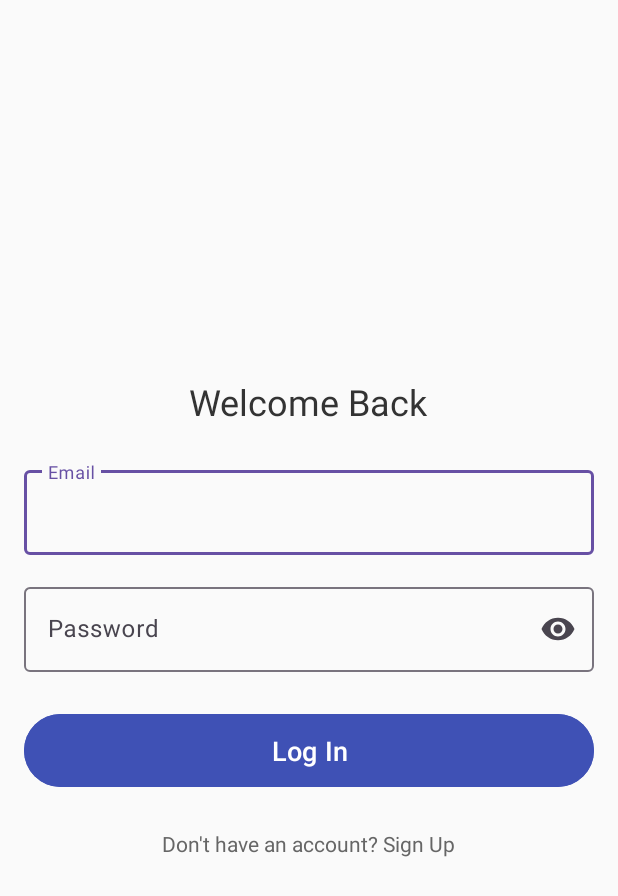
After one commit to ffinguMac/CalorieCheckApp, an Android app: the layout login.xml on its own in the app's theme, with its tools: preview values and no code run, on a phone screen of 412 x 824 dp. The commit adds this screen. Shown: the top 896 px of the screen. Run offline under Robolectric (Android 15) with nearby library versions, the phone set to English and light mode, and no system bars.

Commit message:
add login file

```diff
--- a/app/src/main/java/com/example/caloriecheckapp/MainActivity.java
+++ b/app/src/main/java/com/example/caloriecheckapp/MainActivity.java
@@ -19,7 +19,7 @@ public class MainActivity extends AppCompatActivity {
             @Override
             public void onClick(View view) {
                 // 다음 화면으로 이동하는 인텐트 작성
-                Intent intent = new Intent(MainActivity.this, NextActivity.class); // NextActivity는 다음 화면의 액티비티
+                Intent intent = new Intent(MainActivity.this, LoginActivity.class); // NextActivity는 다음 화면의 액티비티
                 startActivity(intent);
             }
         });
--- /dev/null
+++ b/app/src/main/res/layout/login.xml
@@ -0,0 +1,77 @@
+<?xml version="1.0" encoding="utf-8"?>
+<LinearLayout xmlns:android="http://schemas.android.com/apk/res/android"
+    xmlns:app="http://schemas.android.com/apk/res-auto"
+    android:layout_width="match_parent"
+    android:layout_height="match_parent"
+    android:orientation="vertical"
+    android:padding="16dp"
+    android:gravity="center"
+    android:background="#FAFAFA">
+
+    <!-- 로그인 안내 텍스트 -->
+    <TextView
+        android:layout_width="wrap_content"
+        android:layout_height="wrap_content"
+        android:text="Welcome Back"
+        android:textSize="24sp"
+        android:textColor="#333333"
+        android:layout_marginBottom="24dp"
+        android:gravity="center" />
+
+    <!-- 이메일 입력 필드 -->
+    <com.google.android.material.textfield.TextInputLayout
+        android:layout_width="match_parent"
+        android:layout_height="wrap_content"
+        android:layout_marginBottom="16dp"
+        android:hint="Email"
+        app:endIconMode="clear_text">
+
+        <com.google.android.material.textfield.TextInputEditText
+            android:id="@+id/emailEditText"
+            android:layout_width="match_parent"
+            android:layout_height="wrap_content"
+            android:inputType="textEmailAddress"
+            android:textColor="#333333"
+            android:textSize="16sp" />
+    </com.google.android.material.textfield.TextInputLayout>
+
+    <!-- 패스워드 입력 필드 -->
+    <com.google.android.material.textfield.TextInputLayout
+        android:layout_width="match_parent"
+        android:layout_height="wrap_content"
+        android:layout_marginBottom="24dp"
+        android:hint="Password"
+        app:endIconMode="password_toggle">
+
+        <com.google.android.material.textfield.TextInputEditText
+            android:id="@+id/passwordEditText"
+            android:layout_width="match_parent"
+            android:layout_height="wrap_content"
+            android:inputType="textPassword"
+            android:textColor="#333333"
+            android:textSize="16sp" />
+    </com.google.android.material.textfield.TextInputLayout>
+
+    <!-- 로그인 버튼 -->
+    <Button
+        android:id="@+id/loginButton"
+        android:layout_width="match_parent"
+        android:layout_height="wrap_content"
+        android:text="Log In"
+        android:textSize="18sp"
+        android:backgroundTint="#3F51B5"
+        android:textColor="#FFFFFF"
+        android:layout_marginBottom="16dp"
+        android:padding="12dp" />
+
+    <!-- 회원가입 안내 텍스트 -->
+    <TextView
+        android:layout_width="wrap_content"
+        android:layout_height="wrap_content"
+        android:text="Don't have an account? Sign Up"
+        android:textSize="14sp"
+        android:textColor="#666666"
+        android:layout_marginTop="8dp"
+        android:gravity="center" />
+
+</LinearLayout>
```
Also changed, not shown: app/src/main/java/com/example/caloriecheckapp/LoginActivity.java (added, +37 -0 lines), app/src/main/res/layout/activity_main.xml (+17 -12 lines).
